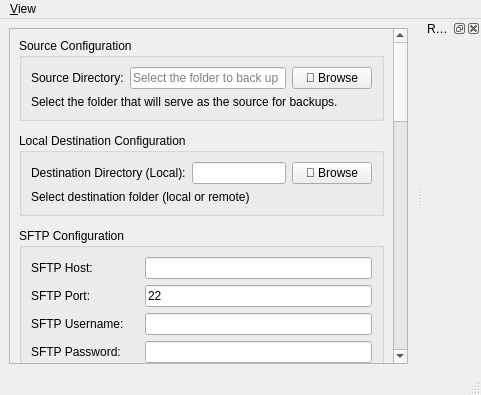
Above: backy_x/src/gui/MainWindow.ui from Mantinum/backyfull before the change. Below: the same form after it.
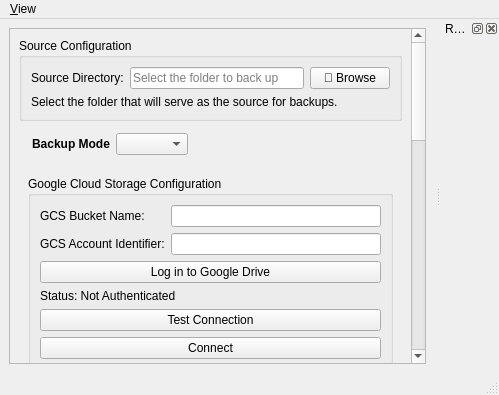
That is the form after the change. The open tabs and pages were chosen to show the change.

Commit message: Use stacked widget for backup mode

```diff
--- a/backy_x/src/gui/MainWindow.ui
+++ b/backy_x/src/gui/MainWindow.ui
@@ -76,7 +76,59 @@
           </layout>
          </widget>
         </item>
-        <!-- Local destination group -->
+        <!-- Backup mode row -->
+        <item>
+         <widget class="QWidget" name="modeWidget">
+          <layout class="QHBoxLayout" name="modeLayout">
+           <property name="leftMargin">
+            <number>0</number>
+           </property>
+           <property name="topMargin">
+            <number>0</number>
+           </property>
+           <property name="rightMargin">
+            <number>0</number>
+           </property>
+           <property name="bottomMargin">
+            <number>0</number>
+           </property>
+           <item>
+            <widget class="QLabel" name="modeIcon"/>
+           </item>
+           <item>
+            <widget class="QLabel" name="modeLabel">
+             <property name="text">
+              <string>&lt;b&gt;Backup Mode&lt;/b&gt;</string>
+             </property>
+            </widget>
+           </item>
+           <item>
+            <widget class="QComboBox" name="backupModeComboBox"/>
+           </item>
+           <item>
+            <spacer name="modeSpacer">
+             <property name="orientation">
+              <enum>Qt::Horizontal</enum>
+             </property>
+             <property name="sizeType">
+              <enum>QSizePolicy::Expanding</enum>
+             </property>
+             <property name="sizeHint" stdset="0">
+              <size>
+               <width>40</width>
+               <height>20</height>
+              </size>
+             </property>
+            </spacer>
+           </item>
+          </layout>
+         </widget>
+        </item>
+        <!-- Backup mode configuration stack -->
+        <item>
+         <widget class="QStackedWidget" name="backupModeStackedWidget">
+          <widget class="QWidget" name="LocalBackupPage">
+           <layout class="QVBoxLayout" name="localBackupLayout">
         <item>
          <widget class="QGroupBox" name="localDestinationGroupBox">
           <property name="title">
@@ -121,7 +173,11 @@
           </layout>
          </widget>
         </item>
+         </layout>
+        </widget>
         <!-- SFTP group -->
+        <widget class="QWidget" name="SFTPBackupPage">
+         <layout class="QVBoxLayout" name="sftpBackupLayout">
         <item>
          <widget class="QGroupBox" name="sftpSettingsGroupBox">
           <property name="title">
@@ -203,7 +259,11 @@
           </layout>
          </widget>
         </item>
+        </layout>
+       </widget>
         <!-- GCS group -->
+       <widget class="QWidget" name="GCSBackupPage">
+        <layout class="QVBoxLayout" name="gcsBackupLayout">
         <item>
          <widget class="QGroupBox" name="gcsSettingsGroupBox">
           <property name="title">
@@ -259,6 +319,10 @@
             </widget>
            </item>
           </layout>
+         </widget>
+        </item>
+       </layout>
+      </widget>
          </widget>
         </item>
         <!-- Schedule group -->
```
Lines whose indentation alone changed are shown as unchanged. The commit also changes 2 other files.
